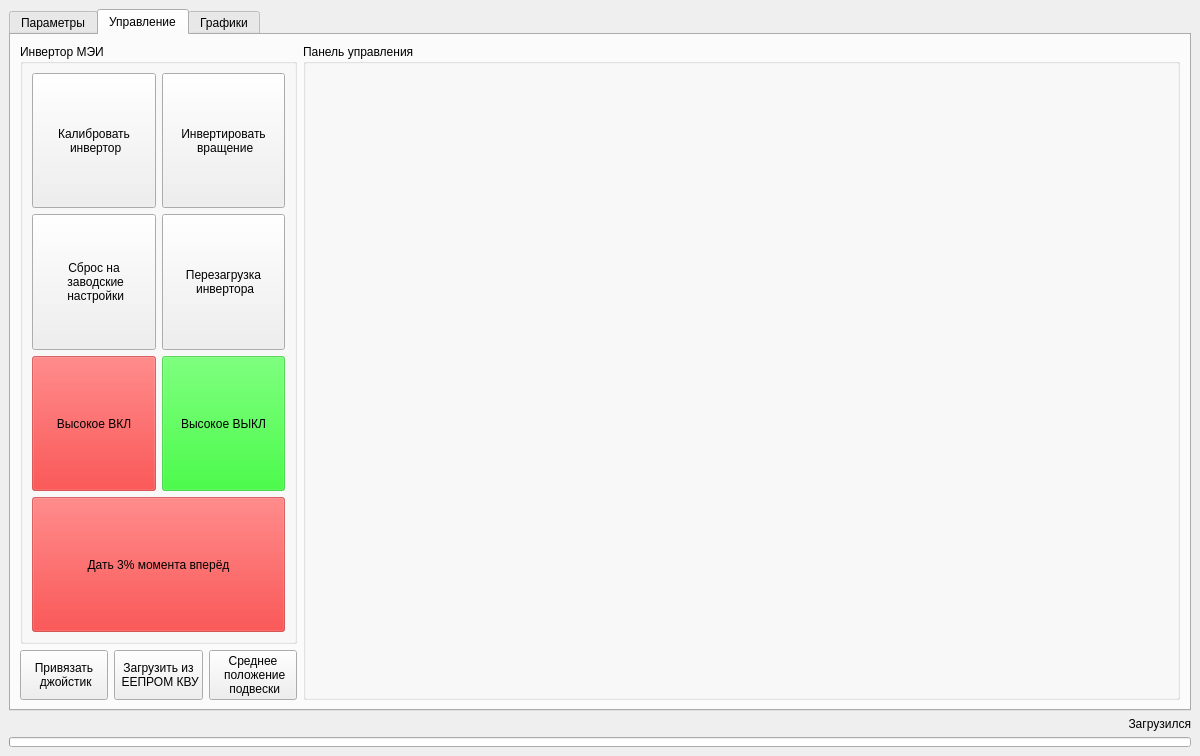
First picture: the form in VMU_monitor_v3.ui, repository hochu-leto/EVIS, before the edit.
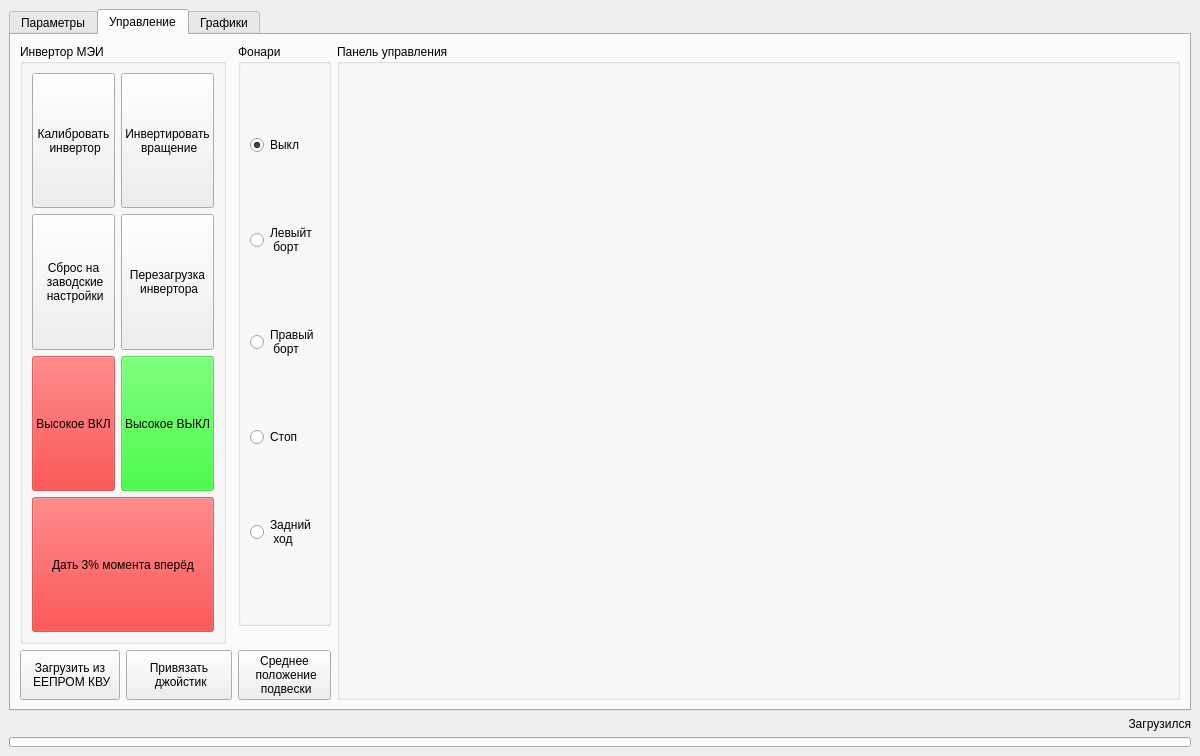
Second picture: the form after the edit. The open tabs and pages were chosen to show the change.

```diff
--- a/VMU_monitor_v3.ui
+++ b/VMU_monitor_v3.ui
@@ -549,22 +549,8 @@
        <attribute name="title">
         <string>Управление</string>
        </attribute>
-       <layout class="QGridLayout" name="gridLayout_6" rowstretch="0,0,2,2,0" columnstretch="1,1,1,10">
-        <item row="4" column="1">
-         <widget class="QPushButton" name="load_from_eeprom_btn">
-          <property name="sizePolicy">
-           <sizepolicy hsizetype="Expanding" vsizetype="Expanding">
-            <horstretch>0</horstretch>
-            <verstretch>0</verstretch>
-           </sizepolicy>
-          </property>
-          <property name="text">
-           <string>Загрузить из 
- ЕЕПРОМ КВУ</string>
-          </property>
-         </widget>
-        </item>
-        <item row="4" column="2">
+       <layout class="QGridLayout" name="gridLayout_6" rowstretch="1,0,0,0,0" columnstretch="1,1,0,0,0,10">
+        <item row="4" column="4">
          <widget class="QPushButton" name="susp_zero_btn">
           <property name="sizePolicy">
            <sizepolicy hsizetype="Expanding" vsizetype="Expanding">
@@ -579,21 +565,63 @@
           </property>
          </widget>
         </item>
-        <item row="4" column="0">
-         <widget class="QPushButton" name="joy_bind_btn">
+        <item row="0" column="4">
+         <widget class="QGroupBox" name="light_box">
           <property name="sizePolicy">
-           <sizepolicy hsizetype="Minimum" vsizetype="Expanding">
+           <sizepolicy hsizetype="Minimum" vsizetype="Preferred">
             <horstretch>0</horstretch>
             <verstretch>0</verstretch>
            </sizepolicy>
           </property>
-          <property name="text">
-           <string>Привязать
- джойстик</string>
+          <property name="title">
+           <string>Фонари</string>
           </property>
+          <layout class="QVBoxLayout" name="verticalLayout">
+           <item>
+            <widget class="QRadioButton" name="radioButton">
+             <property name="text">
+              <string>Выкл</string>
+             </property>
+             <property name="checked">
+              <bool>true</bool>
+             </property>
+            </widget>
+           </item>
+           <item>
+            <widget class="QRadioButton" name="radioButton_2">
+             <property name="text">
+              <string>Левыйт
+ борт</string>
+             </property>
+            </widget>
+           </item>
+           <item>
+            <widget class="QRadioButton" name="radioButton_3">
+             <property name="text">
+              <string>Правый
+ борт</string>
+             </property>
+            </widget>
+           </item>
+           <item>
+            <widget class="QRadioButton" name="radioButton_4">
+             <property name="text">
+              <string>Стоп</string>
+             </property>
+            </widget>
+           </item>
+           <item>
+            <widget class="QRadioButton" name="radioButton_5">
+             <property name="text">
+              <string>Задний
+ ход</string>
+             </property>
+            </widget>
+           </item>
+          </layout>
          </widget>
         </item>
-        <item row="0" column="3" rowspan="5">
+        <item row="0" column="5" rowspan="5">
          <widget class="QGroupBox" name="groupBox_2">
           <property name="sizePolicy">
            <sizepolicy hsizetype="Expanding" vsizetype="Expanding">
@@ -838,6 +866,34 @@
           </layout>
          </widget>
         </item>
+        <item row="4" column="0">
+         <widget class="QPushButton" name="load_from_eeprom_btn">
+          <property name="sizePolicy">
+           <sizepolicy hsizetype="Preferred" vsizetype="Expanding">
+            <horstretch>0</horstretch>
+            <verstretch>0</verstretch>
+           </sizepolicy>
+          </property>
+          <property name="text">
+           <string>Загрузить из 
+ ЕЕПРОМ КВУ</string>
+          </property>
+         </widget>
+        </item>
+        <item row="4" column="1" colspan="3">
+         <widget class="QPushButton" name="joy_bind_btn">
+          <property name="sizePolicy">
+           <sizepolicy hsizetype="Minimum" vsizetype="Expanding">
+            <horstretch>0</horstretch>
+            <verstretch>0</verstretch>
+           </sizepolicy>
+          </property>
+          <property name="text">
+           <string>Привязать
+ джойстик</string>
+          </property>
+         </widget>
+        </item>
        </layout>
       </widget>
       <widget class="QWidget" name="grafics_tab">
```
Left out of the diff: 2 changed lines with no effect on the pictures.
